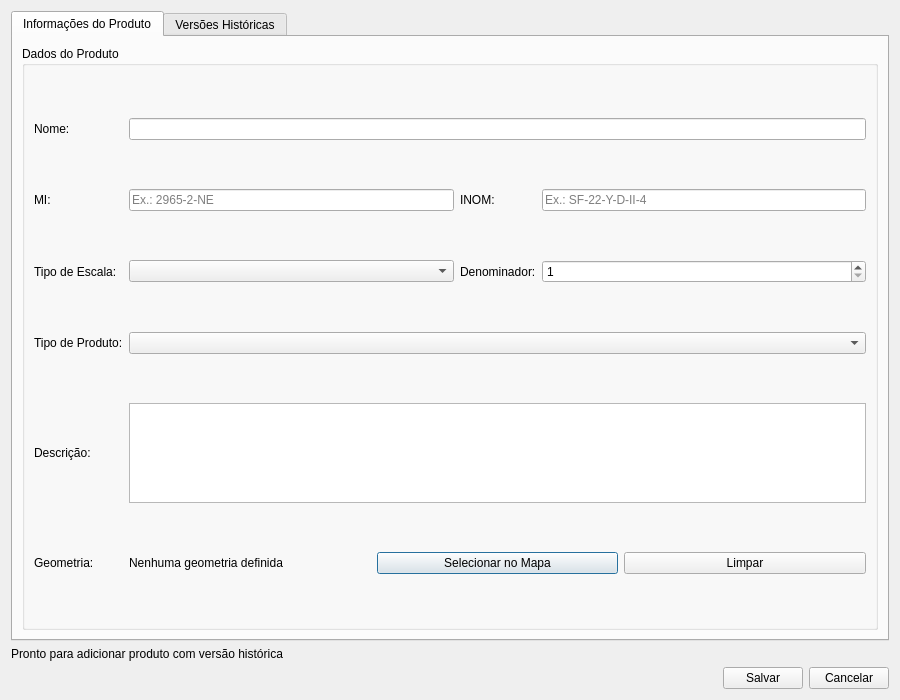
Above: ferramentas_acervo/gui/adicionar_produto_historico/adicionar_produto_historico_dialog.ui from 1cgeo/controle_acervo before the change. Below: the same form after it.
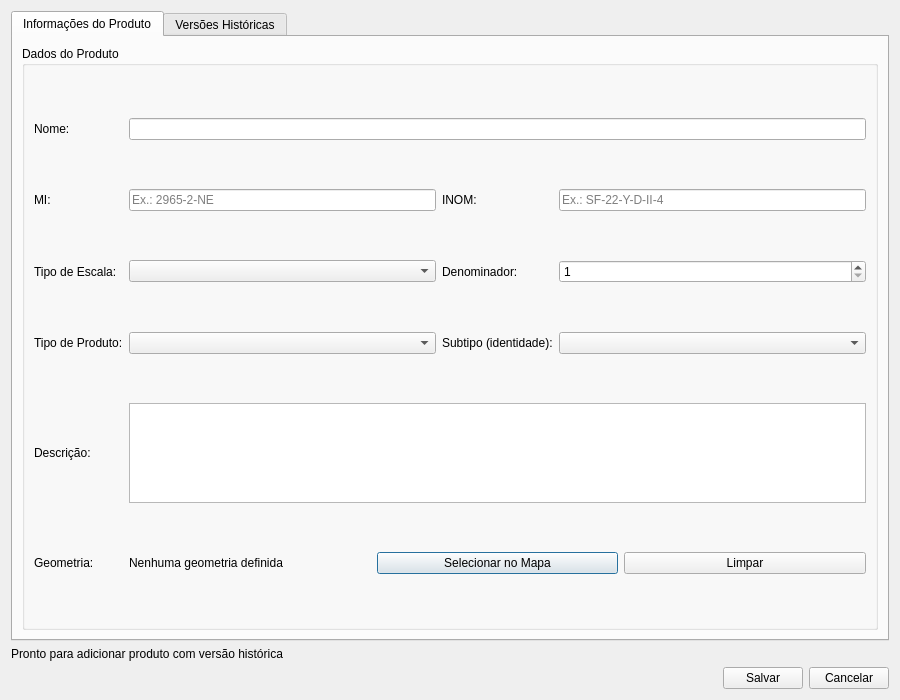
That is the form after the change.

Diff of the .ui file:
```diff
--- a/ferramentas_acervo/gui/adicionar_produto_historico/adicionar_produto_historico_dialog.ui
+++ b/ferramentas_acervo/gui/adicionar_produto_historico/adicionar_produto_historico_dialog.ui
@@ -109,9 +109,23 @@
             </property>
            </widget>
           </item>
-          <item row="3" column="1" colspan="3">
+          <item row="3" column="1">
            <widget class="QComboBox" name="tipoProdutoComboBox"/>
           </item>
+          <item row="3" column="2">
+           <widget class="QLabel" name="subtipoProdutoLabel">
+            <property name="text">
+             <string>Subtipo (identidade):</string>
+            </property>
+           </widget>
+          </item>
+          <item row="3" column="3">
+           <widget class="QComboBox" name="subtipoProdutoComboBox">
+            <property name="toolTip">
+             <string>Subtipo que DEFINE a identidade do produto. Obrigatório para os subtipos que exigem produto próprio (Carta Topográfica Militar); deixe em "Nenhum" para produto comum.</string>
+            </property>
+           </widget>
+          </item>
           <item row="4" column="0">
            <widget class="QLabel" name="descricaoLabel">
             <property name="text">
```
